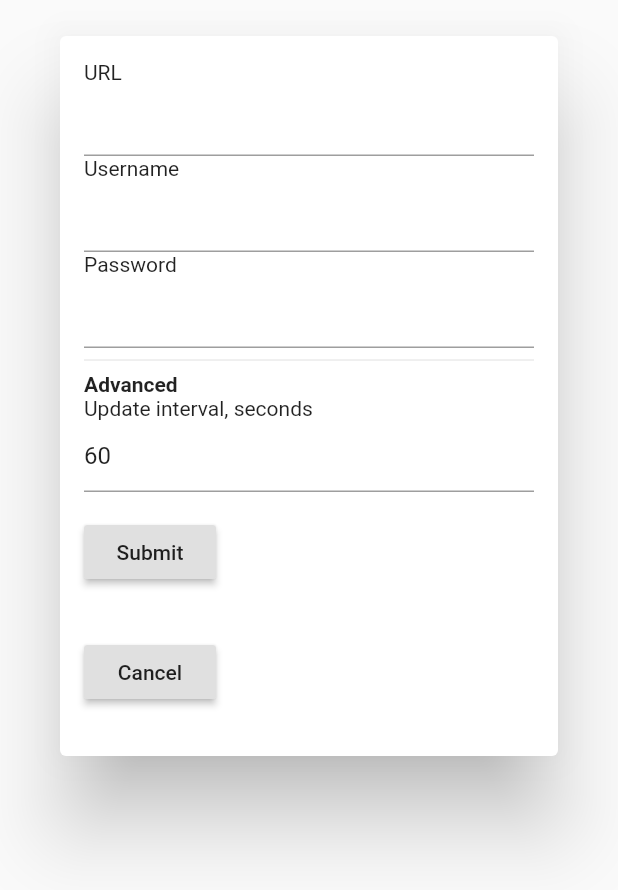
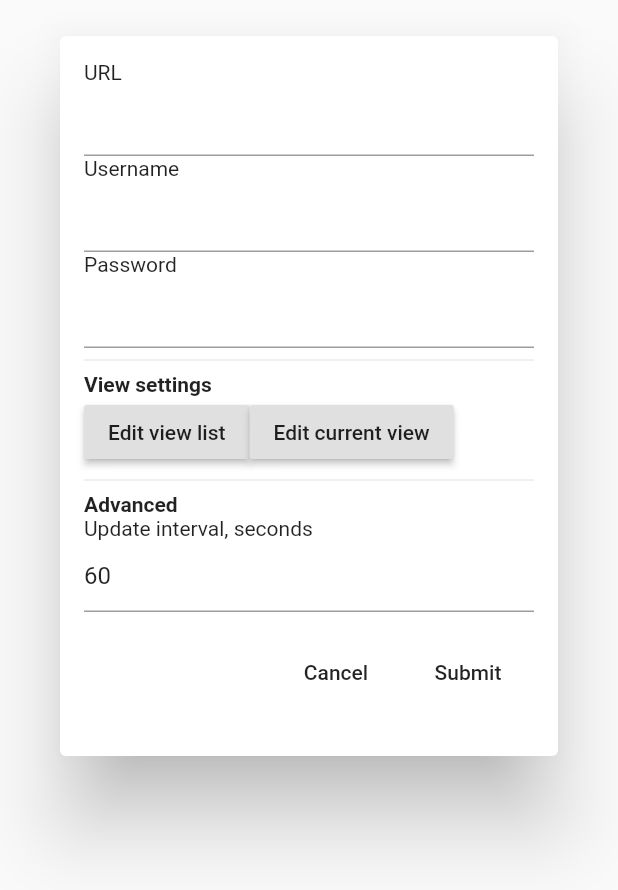
Before and after one commit to vvvy/zcon, a Flutter app: the Preferences widget shown alone on an empty page, opened directly with empty values, on a phone screen of 412 x 824 dp. Shown: the top 890 px of the screen. Run offline on Flutter 3.47's test engine with Material 2 defaults, Android fonts, the phone set to English and light mode, and no system bars; our stand-ins replace shared_preferences; accounts and stored records are empty.

```diff
--- a/lib/pref.dart
+++ b/lib/pref.dart
@@ -55,19 +55,26 @@ Future<void> writeSettings(Settings settings) async {
   await prefs.setInt('intervalUpdateS', settings.intervalUpdateS);
 }
 
+typedef Future<void> FVC(BuildContext context);
+
 class Preferences extends StatefulWidget {
-  final Settings initSettings;
+  final Settings _initSettings;
+  final FVC _masterEditor, _viewEditor;
 
   @override
   PreferencesState createState() {
-    return PreferencesState(initSettings);
+    return PreferencesState(_initSettings, _masterEditor, _viewEditor);
   }
 
-  Preferences(Settings settings): initSettings = settings;
+  Preferences(Settings settings, FVC masterEditor, FVC viewEditor):
+        _initSettings = settings,
+        _masterEditor = masterEditor,
+        _viewEditor = viewEditor;
 }
 
 class PreferencesState extends State<Preferences> {
   final Settings initSettings;
+  final FVC _masterEditor, _viewEditor;
 
   TextEditingController
       cUsername = TextEditingController(),
@@ -77,7 +84,10 @@ class PreferencesState extends State<Preferences> {
 
   final _formKey = GlobalKey<FormState>();
 
-  PreferencesState(Settings settings): initSettings = settings;
+  PreferencesState(Settings settings, FVC masterEditor, FVC viewEditor):
+        initSettings = settings,
+        _masterEditor = masterEditor,
+        _viewEditor = viewEditor;
 
   @override
   void initState() {
@@ -92,16 +102,7 @@ class PreferencesState extends State<Preferences> {
 
   @override
   Widget build(BuildContext context) {
-    // Build a Form widget using the _formKey we created above
-    return Form(
-        key: _formKey,
-        child: SingleChildScrollView(child: Dialog(
-          child:
-            Padding(
-              padding: const EdgeInsets.all(16.0),
-              child: Column(
-                crossAxisAlignment: CrossAxisAlignment.start,
-                children: <Widget>[
+    final header = <Widget>[
       Text("URL"),
       TextFormField(
         controller: cUrl,
@@ -130,6 +131,9 @@ class PreferencesState extends State<Preferences> {
         },
         obscureText: true,
       ),
+    ];
+
+    final footer = <Widget>[
       Divider(),
       Text("Advanced", style: _boldFont),
       Text("Update interval, seconds"),
@@ -147,7 +151,14 @@ class PreferencesState extends State<Preferences> {
       ),
       Padding(
           padding: const EdgeInsets.symmetric(vertical: 16.0),
-                    child: RaisedButton(
+          child: Row(
+              mainAxisAlignment: MainAxisAlignment.end,
+              children: [
+                FlatButton(
+                  child: Text('Cancel'),
+                  onPressed: () => Navigator.pop(context, null),
+                ),
+                FlatButton(
                   child: Text('Submit'),
                   onPressed: () {
                     if (_formKey.currentState.validate()) {
@@ -160,15 +171,42 @@ class PreferencesState extends State<Preferences> {
                     }
                   },
                 ),
-                  ),
+              ]
+          )
+      )
+    ];
+
+    final view = (_masterEditor != null || _viewEditor != null) ?
+        <Widget>[
+          Divider(),
+          Text("View settings", style: _boldFont),
+          Row(children: (
+              _masterEditor != null ?
+                <Widget>[RaisedButton(child: Text("Edit view list"), onPressed: () => _masterEditor(context))]
+                  :
+                <Widget>[]
+            ) + (
+              _viewEditor != null ?
+              <Widget>[RaisedButton(child: Text("Edit current view"), onPressed: () => _viewEditor(context))]
+                  :
+              <Widget>[]
+          ))
+        ]
+        :
+        <Widget>[];
+
+    final children = header + view + footer;
+
+    // Build a Form widget using the _formKey we created above
+    return Form(
+        key: _formKey,
+        child: SingleChildScrollView(child: Dialog(
+          child:
             Padding(
-                    padding: const EdgeInsets.symmetric(vertical: 16.0),
-                    child: RaisedButton(
-                      child: Text('Cancel'),
-                      onPressed: () => Navigator.pop(context, null),
-                    ),
-                  ),
-                ],
+              padding: const EdgeInsets.all(16.0),
+              child: Column(
+                crossAxisAlignment: CrossAxisAlignment.start,
+                children: children
               )
             ),
         ))
--- a/lib/reorder.dart
+++ b/lib/reorder.dart
@@ -62,6 +62,7 @@ class ReorderState<T> extends State<Reorder<T>> {
   }
 
   final _biggerFont = const TextStyle(fontSize: 18.0);
+  final _smallerFont = const TextStyle(fontSize: 10.0);
 
   final _dropDecor = BoxDecoration(border: Border.all(color: Colors.blue, width: 1.0));
   final _dropDecorHi = BoxDecoration(border: Border.all(color: Colors.red, width: 3.0));
@@ -80,6 +81,7 @@ class ReorderState<T> extends State<Reorder<T>> {
           child: Column(
               crossAxisAlignment: CrossAxisAlignment.start,
               children: [
+                Text("Drag and drop to reorder. Long press on an item to start dragging. Drop below the separator to hide and vice versa. Drop to panels to move to top/bottom.", style: _smallerFont),
                 DragTarget<int>(
                     builder: (c, x, y) => _dropPanel(x.isNotEmpty, "To top"),
                     onWillAccept: (x) { _set(x, 0); return true; },
```
Also changed, not shown: lib/main.dart (+12 -24 lines), pubspec.yaml (+10 -1 lines), assets/icon/lamp.png (added), 22 other files. Lines whose indentation alone changed are shown as unchanged.
